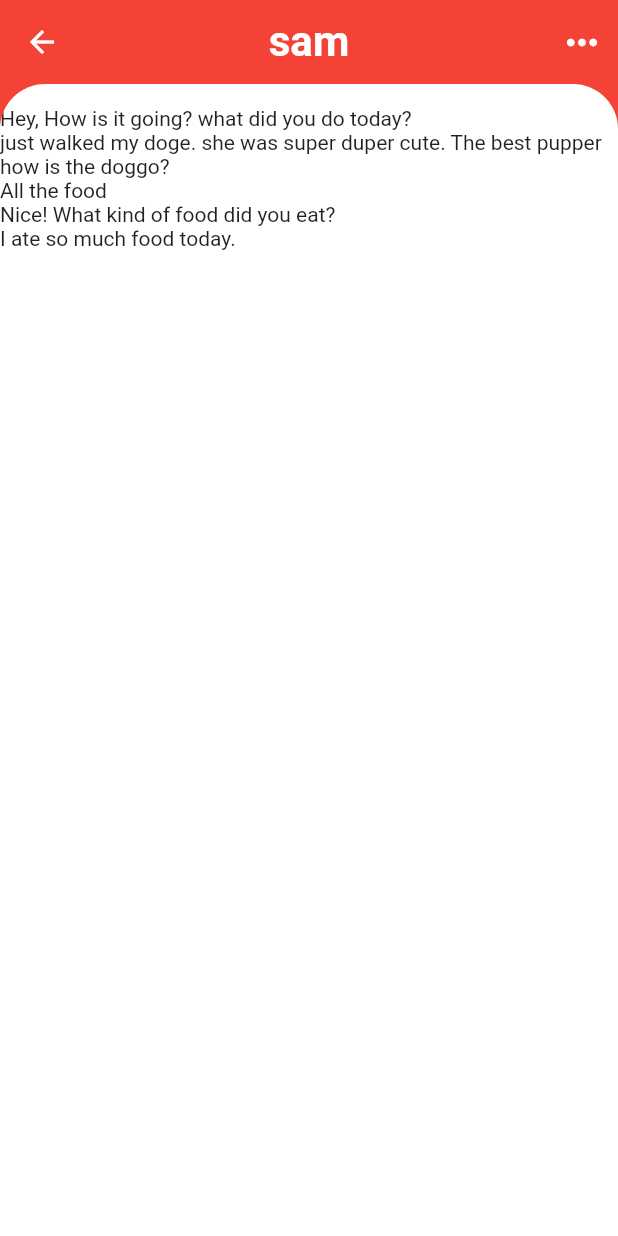
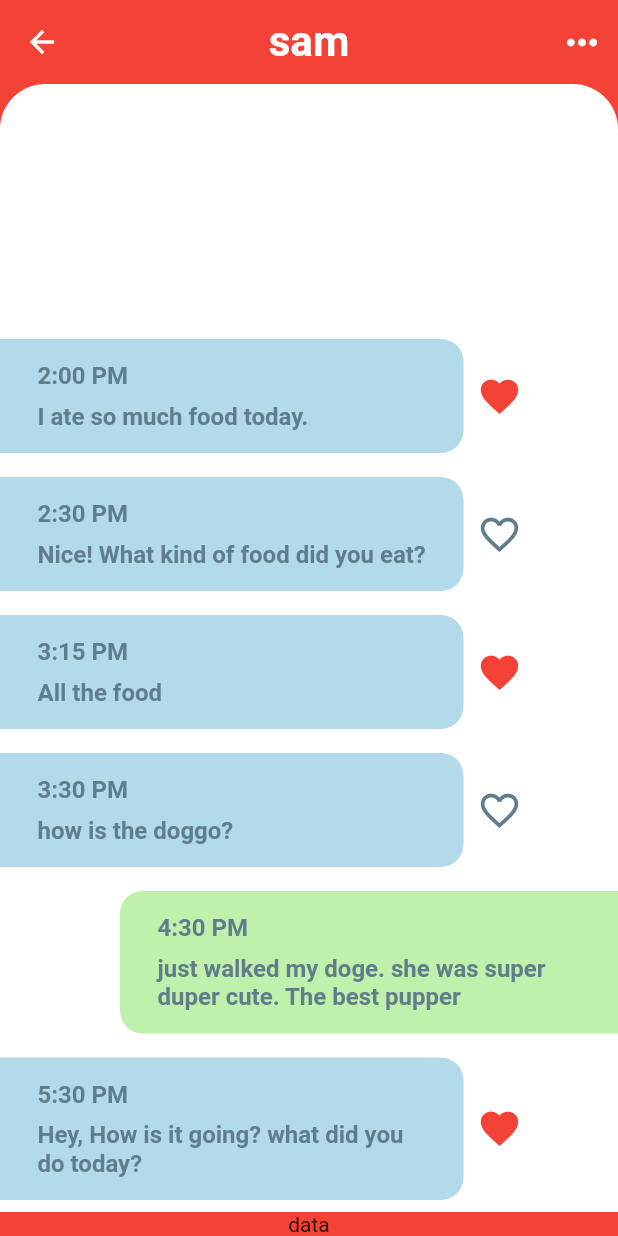
Before and after one commit to yonatantasew/cattapp, a Flutter app: the screen it shows after launch, after a tap on "sam", on a phone screen of 412 x 824 dp. Run offline on Flutter 3.47's test engine with Material 2 defaults, Android fonts, the phone set to English and light mode, and no system bars.

Commit message:
up to text field

```diff
--- a/lib/models/message_model.dart
+++ b/lib/models/message_model.dart
@@ -41,7 +41,7 @@ List<Message> chats = [
       sender: james,
       time: '5:30 PM',
       text: 'Hey, How is it going? what did you do today? ',
-      isLiked: false,
+      isLiked: true,
       unread: true),
   Message(
       sender: olivia,
@@ -53,7 +53,7 @@ List<Message> chats = [
       sender: john,
       time: '3:30 PM',
       text: 'Hey, How is it going? what did you do today? ',
-      isLiked: false,
+      isLiked: true,
       unread: true),
   Message(
       sender: sophia,
@@ -65,7 +65,7 @@ List<Message> chats = [
       sender: steven,
       time: '1:30 PM',
       text: 'Hey, How is it going? what did you do today? ',
-      isLiked: false,
+      isLiked: true,
       unread: true),
   Message(
       sender: sam,
@@ -87,7 +87,7 @@ List<Message> messages = [
       sender: james,
       time: '5:30 PM',
       text: 'Hey, How is it going? what did you do today? ',
-      isLiked: false,
+      isLiked: true,
       unread: true),
   Message(
       sender: currentUser,
@@ -105,7 +105,7 @@ List<Message> messages = [
       sender: james,
       time: '3:15 PM',
       text: 'All the food ',
-      isLiked: false,
+      isLiked: true,
       unread: true),
   Message(
       sender: james,
@@ -117,6 +117,6 @@ List<Message> messages = [
       sender: james,
       time: '2:00 PM',
       text: 'I ate so much food today. ',
-      isLiked: false,
+      isLiked: true,
       unread: true),
 ];
--- a/lib/screens/chat_screens.dart
+++ b/lib/screens/chat_screens.dart
@@ -11,6 +11,75 @@ class chatScreen extends StatefulWidget {
 }
 
 class _chatScreenState extends State<chatScreen> {
+  _buildMessage(Message message, bool isMe) {
+    final Container msg = Container(
+      margin: isMe
+          ? EdgeInsets.only(top: 8.0, bottom: 8.0, left: 80.0)
+          : EdgeInsets.only(
+              top: 8.0,
+              bottom: 8.0,
+            ),
+      padding: EdgeInsets.symmetric(horizontal: 25.0, vertical: 15.0),
+      width: MediaQuery.of(context).size.width * 0.75,
+      decoration: BoxDecoration(
+          color: isMe
+              ? Color.fromARGB(255, 191, 240, 172)
+              : Color.fromARGB(255, 178, 218, 235),
+          borderRadius: isMe
+              ? BorderRadius.only(
+                  topLeft: Radius.circular(15.0),
+                  bottomLeft: Radius.circular(15.0))
+              : BorderRadius.only(
+                  topRight: Radius.circular(15.0),
+                  bottomRight: Radius.circular(15.0))),
+      child: Column(
+        crossAxisAlignment: CrossAxisAlignment.start,
+        children: <Widget>[
+          Text(
+            message.time,
+            style: TextStyle(
+                color: Colors.blueGrey,
+                fontSize: 16.0,
+                fontWeight: FontWeight.w600),
+          ),
+          SizedBox(
+            height: 8.0,
+          ),
+          Text(
+            message.text,
+            style: TextStyle(
+                color: Colors.blueGrey,
+                fontSize: 16.0,
+                fontWeight: FontWeight.w600),
+          ),
+        ],
+      ),
+    );
+    if (isMe) {
+      return msg;
+    }
+
+    return Row(
+      children: [
+        msg,
+        IconButton(
+          onPressed: () {},
+          icon: message.isLiked
+              ? Icon(Icons.favorite)
+              : Icon(Icons.favorite_border),
+          iconSize: 30.0,
+          color: message.isLiked
+              ? Theme.of(context).primaryColor
+              : Colors.blueGrey,
+        )
+      ],
+    );
+  }
+
+  _buildMessageComposer() {
+    return Text('data');
+  }
+
   @override
   Widget build(BuildContext context) {
     return Scaffold(
@@ -50,16 +119,19 @@ class _chatScreenState extends State<chatScreen> {
                     topLeft: Radius.circular(30.0),
                     topRight: Radius.circular(30.0)),
                 child: ListView.builder(
+                  reverse: true,
                   padding: EdgeInsets.only(top: 15.0),
                   itemCount: messages.length,
                   itemBuilder: (BuildContext context, int index) {
-                    final Message messeg = messages[index];
-                    return Text(messages[index].text);
+                    final Message message = messages[index];
+                    final bool isMe = message.sender.id == currentUser.id;
+                    return _buildMessage(message, isMe);
                   },
                 ),
               ),
             ),
           ),
+          _buildMessageComposer(),
         ],
       ),
     );
```
